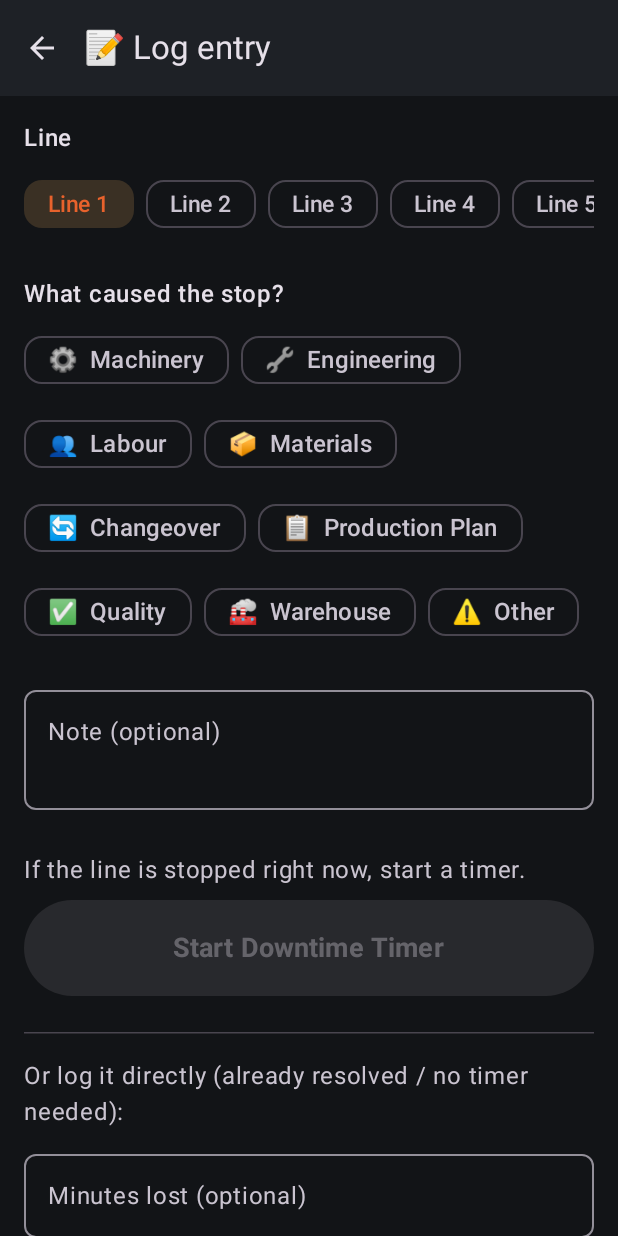
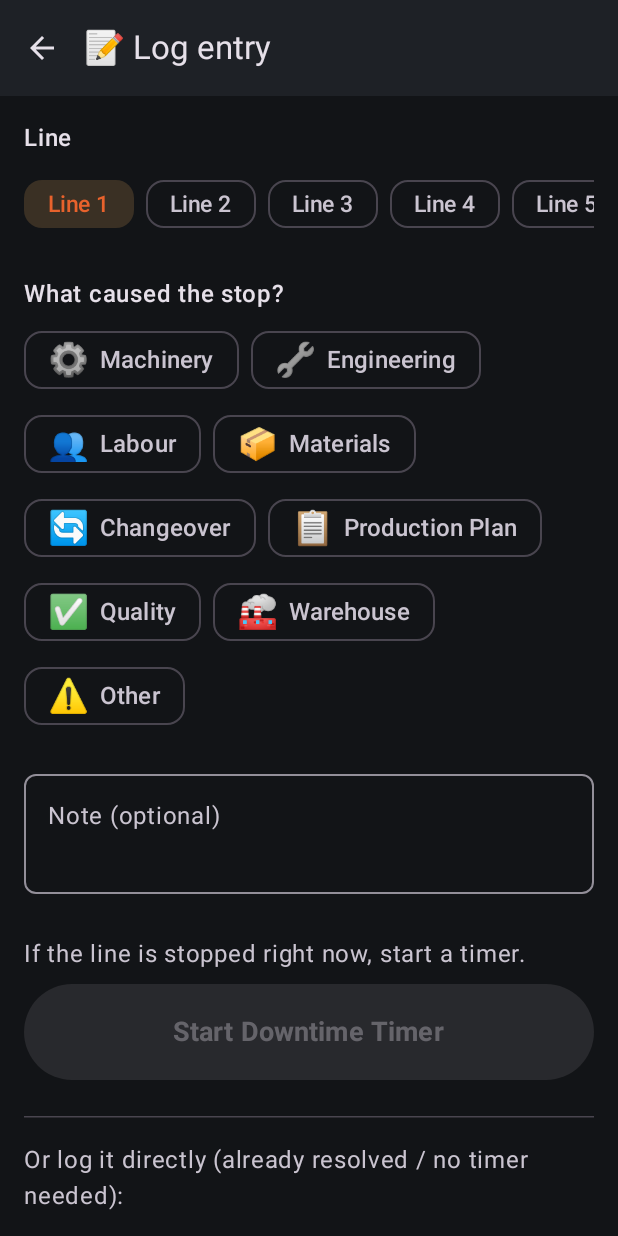
Before and after one commit to hubo1173/downtime-tracker-app, an Android app built with Jetpack Compose: the screen it shows after launch (MainActivity), after a tap on "+ Log Issue / Downtime", on a phone screen of 412 x 824 dp. Run offline under Robolectric (Android 15) with nearby library versions, the phone set to English and light mode, and no system bars; our stand-ins replace Room's generated code; 1 statement that could not run was skipped.

Commit message:
Rename/reorder equipment, add Marco/YCM/QAS faults, line-speed & sleeve tools
- Fish Knife Depositor -> Fish Knife, moved Utensils/Scoop next to it
- Add YCM Scales equipment, Marco printer screen freeze fault, Camera
  verification/QAS under Quality, Tray pack packaging issued late under
  Materials
- Enlarge the emoji icons on category/equipment chips
- Home screen: shrink the Log Issue button into a row alongside a new
  Line Speed Check tool (tap-count packs for 30s, shows packs/min), plus
  a Poke Bowl Sleeve Calculator button (order amount / 50 per sleeve)

Co-Authored-By: Claude Sonnet 5 <noreply@anthropic.com>
Claude-Session: https://claude.ai/code/session_01WpKvhFCGgGennYLn4kGpZh

```diff
--- a/app/src/main/java/com/foodpack/downtime/data/Constants.kt
+++ b/app/src/main/java/com/foodpack/downtime/data/Constants.kt
@@ -49,12 +49,13 @@ object Constants {
         "Machinery" to listOf(
             "Labeler",
             "Depositor",
-            "Fish Knife Depositor",
+            "Fish Knife",
+            "Utensils / Scoop",
             "Conveyor",
             "Printer",
             "Sensors",
             "Scissors",
-            "Utensils / Scoop",
+            "YCM Scales",
             "Other Machinery"
         )
     )
@@ -62,12 +63,13 @@ object Constants {
     val EQUIPMENT_ICONS: Map<String, String> = mapOf(
         "Labeler" to "🏷️",
         "Depositor" to "🥣",
-        "Fish Knife Depositor" to "🔪",
+        "Fish Knife" to "🔪",
+        "Utensils / Scoop" to "🥄",
         "Conveyor" to "➡️",
         "Printer" to "🖨️",
         "Sensors" to "📡",
         "Scissors" to "✂️",
-        "Utensils / Scoop" to "🥄",
+        "YCM Scales" to "⚖️",
         "Other Machinery" to "⚙️"
     )
 
@@ -104,11 +106,16 @@ object Constants {
             "Awaiting cleaning / wash",
             "Mechanical fault"
         ),
-        "Machinery|Fish Knife Depositor" to listOf(
+        "Machinery|Fish Knife" to listOf(
             "Clogged / jammed",
             "Blade issue",
             "Weight / calibration off",
             "Mechanical fault"
+        ),
+        "Machinery|Utensils / Scoop" to listOf(
+            "Broken / worn",
+            "Missing / not enough",
+            "Wrong size for product"
         ),
         "Machinery|Conveyor" to listOf(
             "Conveyor belt issue / wrong mode",
@@ -120,7 +127,8 @@ object Constants {
             "Printer not connecting",
             "Printer head issue / air leak",
             "Ribbon or cartridge issue",
-            "Printer screen fault"
+            "Printer screen fault",
+            "Marco screen freeze / frozen"
         ),
         "Machinery|Sensors" to listOf(
             "Sensor needs re-teaching",
@@ -133,10 +141,10 @@ object Constants {
             "Jammed",
             "Mechanical fault"
         ),
-        "Machinery|Utensils / Scoop" to listOf(
-            "Broken / worn",
-            "Missing / not enough",
-            "Wrong size for product"
+        "Machinery|YCM Scales" to listOf(
+            "Not working",
+            "Inaccurate / needs calibration",
+            "Mechanical fault"
         ),
         "Machinery|Other Machinery" to listOf(
             "Breakdown",
@@ -161,7 +169,8 @@ object Constants {
             "Prep didn't make enough",
             "Wrong material issued",
             "Missing ingredient",
-            "Ran out mid-shift"
+            "Ran out mid-shift",
+            "Tray pack packaging issued late"
         ),
         "Changeover" to listOf(
             "Product settings changeover",
@@ -176,7 +185,8 @@ object Constants {
         "Quality" to listOf(
             "Quality hold",
             "Rework",
-            "Inspection"
+            "Inspection",
+            "Camera verification / QAS issue"
         ),
         "Warehouse" to listOf(
             "Waiting on warehouse",
--- a/app/src/main/java/com/foodpack/downtime/ui/DowntimeApp.kt
+++ b/app/src/main/java/com/foodpack/downtime/ui/DowntimeApp.kt
@@ -7,14 +7,18 @@ import androidx.navigation.compose.rememberNavController
 import com.foodpack.downtime.data.DowntimeRepository
 import com.foodpack.downtime.ui.screens.HistoryScreen
 import com.foodpack.downtime.ui.screens.HomeScreen
+import com.foodpack.downtime.ui.screens.LineSpeedScreen
 import com.foodpack.downtime.ui.screens.LogEntryScreen
 import com.foodpack.downtime.ui.screens.SettingsScreen
+import com.foodpack.downtime.ui.screens.SleeveCalculatorScreen
 
 object Routes {
     const val HOME = "home"
     const val LOG = "log"
     const val HISTORY = "history"
     const val SETTINGS = "settings"
+    const val LINE_SPEED = "line_speed"
+    const val SLEEVE_CALC = "sleeve_calc"
 }
 
 @Composable
@@ -27,8 +31,16 @@ fun DowntimeApp(repository: DowntimeRepository) {
                 repository = repository,
                 onLogNew = { navController.navigate(Routes.LOG) },
                 onOpenHistory = { navController.navigate(Routes.HISTORY) },
-                onOpenSettings = { navController.navigate(Routes.SETTINGS) }
+                onOpenSettings = { navController.navigate(Routes.SETTINGS) },
+                onOpenLineSpeed = { navController.navigate(Routes.LINE_SPEED) },
+                onOpenSleeveCalc = { navController.navigate(Routes.SLEEVE_CALC) }
             )
+        }
+        composable(Routes.LINE_SPEED) {
+            LineSpeedScreen(onBack = { navController.popBackStack() })
+        }
+        composable(Routes.SLEEVE_CALC) {
+            SleeveCalculatorScreen(onBack = { navController.popBackStack() })
         }
         composable(Routes.LOG) {
             LogEntryScreen(
--- a/app/src/main/java/com/foodpack/downtime/ui/screens/HomeScreen.kt
+++ b/app/src/main/java/com/foodpack/downtime/ui/screens/HomeScreen.kt
@@ -26,7 +26,9 @@ fun HomeScreen(
     repository: DowntimeRepository,
     onLogNew: () -> Unit,
     onOpenHistory: () -> Unit,
-    onOpenSettings: () -> Unit
+    onOpenSettings: () -> Unit,
+    onOpenLineSpeed: () -> Unit,
+    onOpenSleeveCalc: () -> Unit
 ) {
     val scope = rememberCoroutineScope()
     val openTimers by repository.observeOpenTimers().collectAsState(initial = emptyList())
@@ -65,18 +67,39 @@ fun HomeScreen(
                 .padding(20.dp),
             horizontalAlignment = Alignment.CenterHorizontally
         ) {
-            Button(
-                onClick = onLogNew,
-                modifier = Modifier
-                    .fillMaxWidth()
-                    .height(88.dp)
+            Row(
+                horizontalArrangement = Arrangement.spacedBy(12.dp),
+                modifier = Modifier.fillMaxWidth()
             ) {
-                Text("+ Log Issue / Downtime", fontSize = 22.sp, fontWeight = FontWeight.Bold)
+                Button(
+                    onClick = onLogNew,
+                    modifier = Modifier
+                        .weight(1f)
+                        .height(64.dp)
+                ) {
+                    Text("+ Log Issue / Downtime", fontSize = 16.sp, fontWeight = FontWeight.Bold)
+                }
+                Button(
+                    onClick = onOpenLineSpeed,
+                    modifier = Modifier
+                        .weight(1f)
+                        .height(64.dp)
+                ) {
+                    Text("⏱️ Line Speed", fontSize = 16.sp, fontWeight = FontWeight.Bold)
+                }
             }
 
             Spacer(modifier = Modifier.height(16.dp))
 
             TodayStatsCard(stats = todayStats)
+            Spacer(modifier = Modifier.height(12.dp))
+
+            OutlinedButton(
+                onClick = onOpenSleeveCalc,
+                modifier = Modifier.fillMaxWidth().height(52.dp)
+            ) {
+                Text("📦 Poke Bowl Sleeve Calculator", fontSize = 15.sp, fontWeight = FontWeight.SemiBold)
+            }
             Spacer(modifier = Modifier.height(16.dp))
 
             if (unsyncedCount > 0) {
--- a/app/src/main/java/com/foodpack/downtime/ui/screens/LogEntryScreen.kt
+++ b/app/src/main/java/com/foodpack/downtime/ui/screens/LogEntryScreen.kt
@@ -9,6 +9,7 @@ import androidx.compose.material.icons.Icons
 import androidx.compose.material.icons.filled.ArrowBack
 import androidx.compose.material3.*
 import androidx.compose.runtime.*
+import androidx.compose.ui.Alignment
 import androidx.compose.ui.Modifier
 import androidx.compose.ui.text.font.FontWeight
 import androidx.compose.ui.unit.dp
@@ -252,11 +253,16 @@ private fun FlowRowChips(
                 selected = option == selected,
                 onClick = { onSelect(option) },
                 label = {
-                    Text(
-                        if (icon != null) "$icon  $option" else option,
-                        fontSize = if (big) 16.sp else 14.sp,
+                    Row(
+                        verticalAlignment = Alignment.CenterVertically,
                         modifier = if (big) Modifier.padding(vertical = 6.dp) else Modifier
-                    )
+                    ) {
+                        if (icon != null) {
+                            Text(icon, fontSize = if (big) 22.sp else 19.sp)
+                            Spacer(modifier = Modifier.width(6.dp))
+                        }
+                        Text(option, fontSize = if (big) 16.sp else 14.sp)
+                    }
                 }
             )
         }
```
Also changed, not shown: app/src/main/java/com/foodpack/downtime/ui/screens/LineSpeedScreen.kt (added, +160 -0 lines), app/src/main/java/com/foodpack/downtime/ui/screens/SleeveCalculatorScreen.kt (added, +97 -0 lines).
